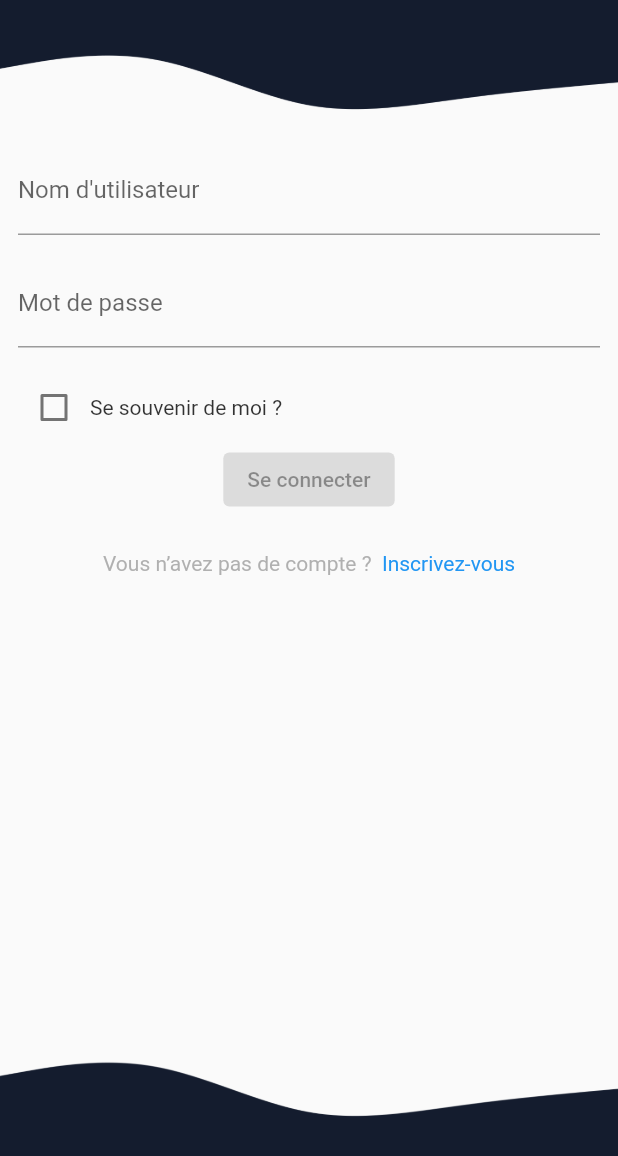
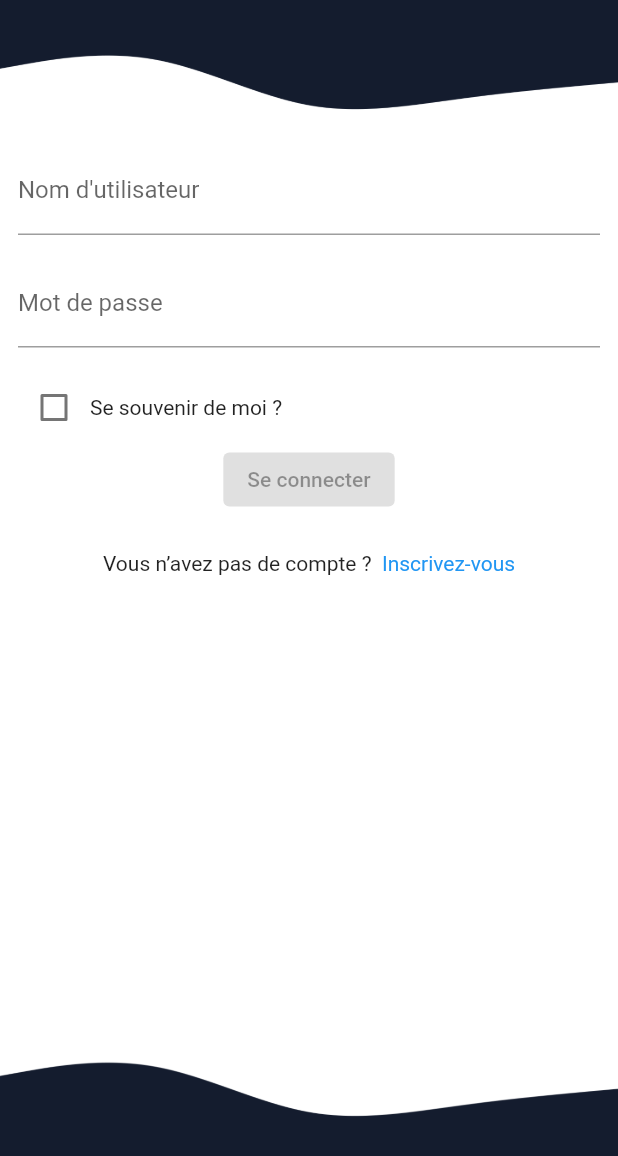
Before and after one commit to anthonyLafolie/watchIt_ui, a Flutter app: the screen it shows after launch, on a phone screen of 412 x 824 dp. Shown: the top 1156 px of the screen. Run offline on Flutter 3.47's test engine with Material 2 defaults, Android fonts, the phone set to English and light mode, and no system bars; our stand-ins replace bloc, email_validator, equatable, flutter_bloc, flutter_secure_storage, formz; accounts and stored records are empty; Roboto replaces fonts that are missing (Raleway).

Commit message:
create basic light and dark theme

```diff
--- a/lib/app.dart
+++ b/lib/app.dart
@@ -1,7 +1,9 @@
 import 'package:flutter/material.dart';
 import 'package:flutter/services.dart';
 import 'package:flutter_bloc/flutter_bloc.dart';
+import 'package:provider/provider.dart';
 import 'package:watch_it/authentication/authentication.dart';
+import 'package:watch_it/common/theme_provider.dart';
 import 'package:watch_it/login/login.dart';
 import 'package:watch_it/page_2.dart';
 import 'package:watch_it/splash/splash.dart';
@@ -51,7 +53,12 @@ class _AppViewState extends State<AppView> {
     SystemChrome.setSystemUIOverlayStyle(const SystemUiOverlayStyle(
       statusBarColor: Colors.transparent,
     ));
+    return ChangeNotifierProvider(
+        create: (_) => ThemeProvider(),
+        builder: (context, _) {
+          final themeProvider = Provider.of<ThemeProvider>(context);
           return MaterialApp(
+            theme: themeProvider.themeData,
             title: 'Watch It',
             debugShowCheckedModeBanner: false,
             navigatorKey: _navigatorKey,
@@ -80,5 +87,6 @@ class _AppViewState extends State<AppView> {
             },
             onGenerateRoute: (_) => SplashScreen.route(),
           );
+        });
   }
 }
--- /dev/null
+++ b/lib/common/theme_provider.dart
@@ -0,0 +1,30 @@
+import 'package:flutter/material.dart';
+
+class ThemeProvider extends ChangeNotifier {
+  ThemeData themeData = Themes.themeLight;
+
+  void toggleTheme(bool darkMode) {
+    themeData = darkMode ? Themes.themeDark : Themes.themeLight;
+    notifyListeners();
+  }
+}
+
+class Themes {
+  static final themeDark = ThemeData(
+    scaffoldBackgroundColor: Colors.black,
+    colorScheme: const ColorScheme.dark(),
+    appBarTheme: const AppBarTheme(
+      backgroundColor: Colors.black,
+    ),
+    fontFamily: 'Raleway',
+  );
+
+  static final themeLight = ThemeData(
+    scaffoldBackgroundColor: Colors.white,
+    colorScheme: const ColorScheme.light(),
+    appBarTheme: const AppBarTheme(
+        backgroundColor: Colors.white,
+        iconTheme: IconThemeData(color: Colors.black)),
+    fontFamily: 'Raleway',
+  );
+}
--- a/lib/login/view/login_form.dart
+++ b/lib/login/view/login_form.dart
@@ -105,11 +105,10 @@ class _RememberMeCheckbox extends StatelessWidget {
                       .read<LoginBloc>()
                       .add(LoginRememberMeChanged(rememberMe!));
                 }),
-            Text.rich(
+            const Text.rich(
               TextSpan(
                 text: "Se souvenir de moi ?",
-                style: TextStyle(
-                    color: Colors.black.withOpacity(0.8), fontSize: 14),
+                style: TextStyle(fontSize: 14),
               ),
             ),
           ],
@@ -149,7 +148,7 @@ class _SignUpText extends StatelessWidget {
       Text.rich(
         TextSpan(
             text: "Vous n’avez pas de compte ?  ",
-            style: TextStyle(color: Colors.grey.withOpacity(0.8), fontSize: 14),
+            style: const TextStyle(fontSize: 14),
             children: [
               TextSpan(
                   text: "Inscrivez-vous",
--- a/lib/signup/view/signup_form.dart
+++ b/lib/signup/view/signup_form.dart
@@ -119,11 +119,10 @@ class _RememberMeCheckbox extends StatelessWidget {
                       .read<SignupBloc>()
                       .add(SignupRememberMeChanged(rememberMe!));
                 }),
-            Text.rich(
+            const Text.rich(
               TextSpan(
                 text: "Se souvenir de moi ?",
-                style: TextStyle(
-                    color: Colors.black.withOpacity(0.8), fontSize: 14),
+                style: TextStyle(fontSize: 14),
               ),
             ),
           ],
--- a/lib/signup/view/signup_screen.dart
+++ b/lib/signup/view/signup_screen.dart
@@ -20,13 +20,8 @@ class SignupScreen extends StatelessWidget {
       },
       child: Scaffold(
         appBar: AppBar(
-          leading: const BackButton(
-            color: kPrimaryColor,
-          ),
           elevation: 0.0,
-          backgroundColor: Colors.white,
         ),
-        backgroundColor: Colors.white,
         resizeToAvoidBottomInset: false,
         body: BlocProvider(
           create: (context) {
--- a/pubspec.yaml
+++ b/pubspec.yaml
@@ -42,6 +42,7 @@ dependencies:
   http: ^0.13.4
   flutter_secure_storage: ^5.0.2
   email_validator: ^2.0.1
+  provider: 6.0.2
 
 
 dev_dependencies:
```
Also changed, not shown: pubspec.lock. Lines whose indentation alone changed are shown as unchanged.
